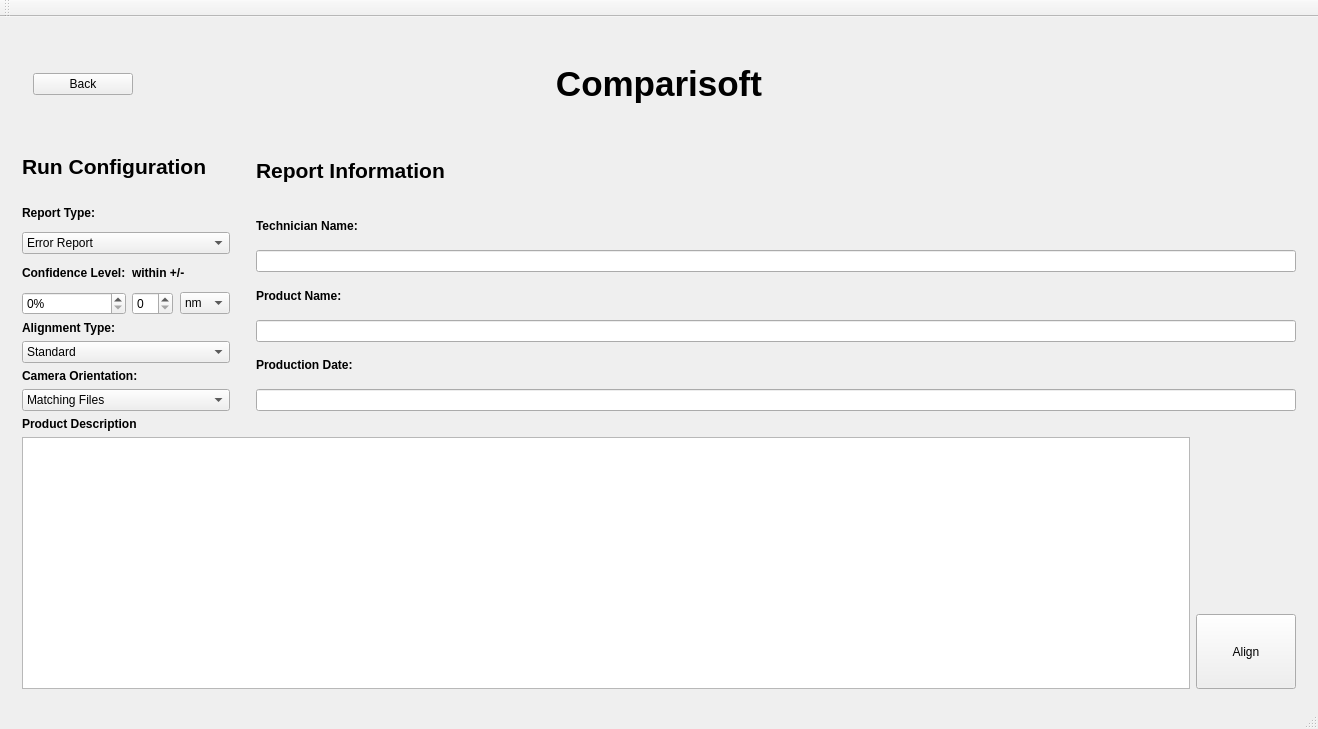
Above: Comparisoft/QT/Comparisoft/mainwindow.ui from kseaman/Capstone3DModelling before the change. Below: the same form after it.
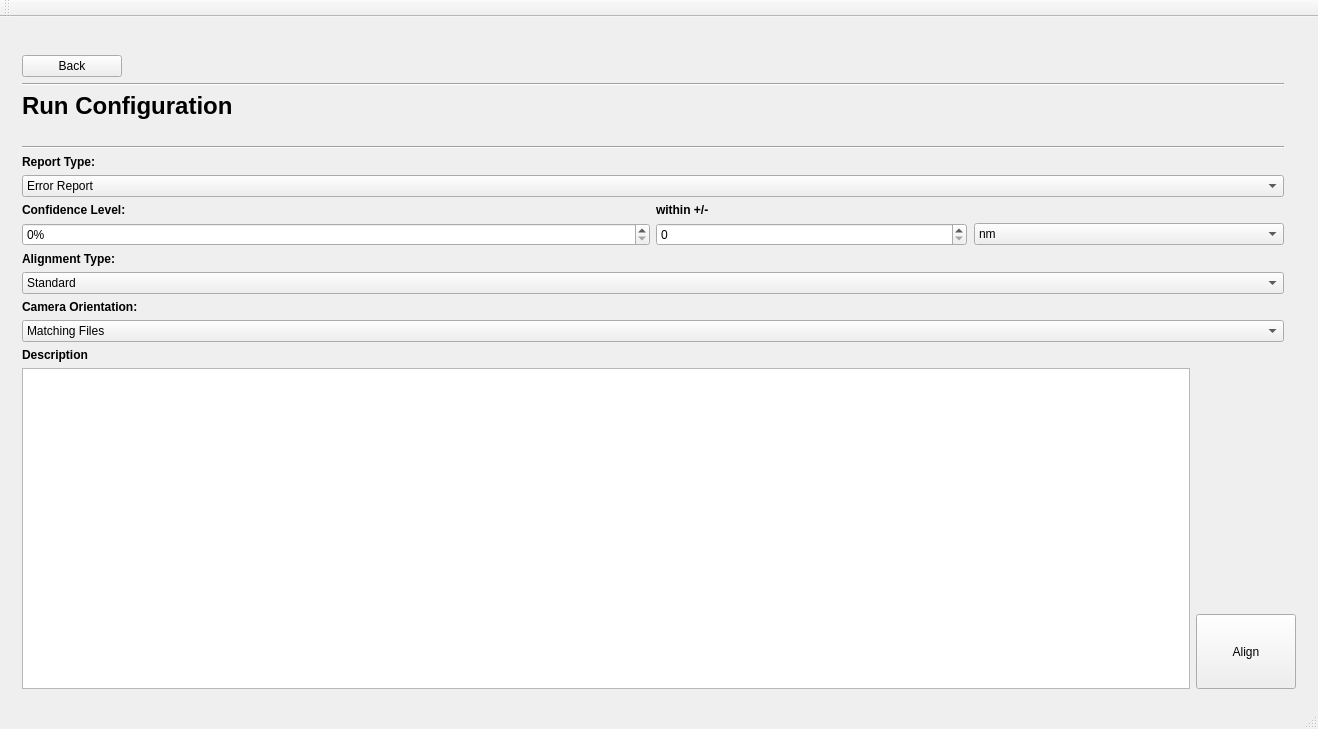
That is the form after the change. The open tabs and pages were chosen to show the change. Icons and pictures are not drawn.

Commit message: Implement UI and aesthetic changes

The edit to the form file:
```diff
--- a/Comparisoft/QT/Comparisoft/mainwindow.ui
+++ b/Comparisoft/QT/Comparisoft/mainwindow.ui
@@ -28,6 +28,8 @@
      <number>7</number>
     </property>
     <item>
+     <layout class="QHBoxLayout" name="horizontalLayout_4">
+      <item>
      <widget class="QStackedWidget" name="View_Holder">
       <property name="minimumSize">
        <size>
@@ -36,7 +38,7 @@
        </size>
       </property>
       <property name="currentIndex">
-       <number>0</number>
+         <number>1</number>
       </property>
       <widget class="QWidget" name="Main_Page">
        <property name="enabled">
@@ -52,43 +54,18 @@
            </size>
           </property>
           <layout class="QVBoxLayout" name="verticalLayout_14">
+             <item alignment="Qt::AlignHCenter|Qt::AlignTop">
+              <widget class="QLabel" name="label_18">
+               <property name="text">
+                <string>&lt;html&gt;&lt;head/&gt;&lt;body&gt;&lt;p&gt;&lt;img src=&quot;:/new/prefix1/mainlogo.png&quot;/&gt;&lt;/p&gt;&lt;/body&gt;&lt;/html&gt;</string>
+               </property>
+              </widget>
+             </item>
            <item>
             <layout class="QHBoxLayout" name="horizontalLayout_6">
              <property name="sizeConstraint">
               <enum>QLayout::SetMinimumSize</enum>
              </property>
-             <item>
-              <widget class="QWidget" name="widget_4" native="true"/>
-             </item>
-             <item>
-              <widget class="QLabel" name="Banner">
-               <property name="maximumSize">
-                <size>
-                 <width>16777215</width>
-                 <height>50</height>
-                </size>
-               </property>
-               <property name="text">
-                <string>&lt;html&gt;&lt;head/&gt;&lt;body&gt;&lt;p&gt;&lt;span style=&quot; font-size:26pt; font-weight:600; color:#112214;&quot;&gt;Comparisoft&lt;/span&gt;&lt;/p&gt;&lt;/body&gt;&lt;/html&gt;</string>
-               </property>
-               <property name="textFormat">
-                <enum>Qt::RichText</enum>
-               </property>
-               <property name="alignment">
-                <set>Qt::AlignCenter</set>
-               </property>
-              </widget>
-             </item>
-             <item>
-              <widget class="QWidget" name="widget_5" native="true">
-               <property name="minimumSize">
-                <size>
-                 <width>0</width>
-                 <height>76</height>
-                </size>
-               </property>
-              </widget>
-             </item>
             </layout>
            </item>
           </layout>
@@ -96,6 +73,13 @@
         </item>
         <item>
          <layout class="QVBoxLayout" name="verticalLayout_2">
+            <item>
+             <widget class="Line" name="line_4">
+              <property name="orientation">
+               <enum>Qt::Horizontal</enum>
+              </property>
+             </widget>
+            </item>
           <item>
            <layout class="QVBoxLayout" name="verticalLayout_5">
             <item>
@@ -163,38 +147,6 @@
                 </item>
                </layout>
               </item>
-              <item>
-               <layout class="QVBoxLayout" name="verticalLayout_4">
-                <item>
-                 <layout class="QHBoxLayout" name="horizontalLayout_4">
-                  <item>
-                   <widget class="QLabel" name="label_2">
-                    <property name="text">
-                     <string>Attempt:</string>
-                    </property>
-                   </widget>
-                  </item>
-                  <item>
-                   <widget class="QLineEdit" name="Source_Attempt"/>
-                  </item>
-                 </layout>
-                </item>
-                <item>
-                 <layout class="QHBoxLayout" name="horizontalLayout_5">
-                  <item>
-                   <widget class="QLabel" name="label_3">
-                    <property name="text">
-                     <string>Attempt:</string>
-                    </property>
-                   </widget>
-                  </item>
-                  <item>
-                   <widget class="QLineEdit" name="Target_Attempt"/>
-                  </item>
-                 </layout>
-                </item>
-               </layout>
-              </item>
              </layout>
             </item>
            </layout>
@@ -215,6 +167,16 @@
              <layout class="QHBoxLayout" name="horizontalLayout_7">
               <item>
                <layout class="QVBoxLayout" name="verticalLayout_7">
+                  <item>
+                   <widget class="QLabel" name="label_2">
+                    <property name="text">
+                     <string>&lt;html&gt;&lt;head/&gt;&lt;body&gt;&lt;p&gt;&lt;span style=&quot; font-weight:600;&quot;&gt;Technician Name:&lt;/span&gt;&lt;/p&gt;&lt;/body&gt;&lt;/html&gt;</string>
+                    </property>
+                   </widget>
+                  </item>
+                  <item>
+                   <widget class="QLineEdit" name="Technician_Name"/>
+                  </item>
                 <item>
                  <widget class="QLabel" name="label_4">
                   <property name="text">
@@ -245,7 +207,7 @@
               </item>
               <item>
                <layout class="QVBoxLayout" name="verticalLayout_6">
-                <item>
+                  <item alignment="Qt::AlignBottom">
                  <widget class="QLabel" name="label_5">
                   <property name="text">
                    <string>&lt;html&gt;&lt;head/&gt;&lt;body&gt;&lt;p&gt;&lt;span style=&quot; font-weight:600;&quot;&gt;Patient Name:&lt;/span&gt;&lt;/p&gt;&lt;/body&gt;&lt;/html&gt;</string>
@@ -275,25 +237,25 @@
                 </item>
                 <item>
                  <layout class="QHBoxLayout" name="horizontalLayout_22">
-                  <item>
-                   <widget class="QWidget" name="widget_9" native="true">
-                    <property name="minimumSize">
-                     <size>
-                      <width>0</width>
-                      <height>28</height>
-                     </size>
-                    </property>
-                    <property name="maximumSize">
-                     <size>
-                      <width>0</width>
-                      <height>28</height>
-                     </size>
-                    </property>
-                   </widget>
-                  </item>
                   <item>
                    <widget class="QLineEdit" name="File_Description"/>
                   </item>
+                    <item>
+                     <widget class="QWidget" name="widget_9" native="true">
+                      <property name="minimumSize">
+                       <size>
+                        <width>0</width>
+                        <height>28</height>
+                       </size>
+                      </property>
+                      <property name="maximumSize">
+                       <size>
+                        <width>0</width>
+                        <height>28</height>
+                       </size>
+                      </property>
+                     </widget>
+                    </item>
                  </layout>
                 </item>
                </layout>
@@ -386,22 +348,8 @@
        </layout>
       </widget>
       <widget class="QWidget" name="Config_Page">
-       <layout class="QVBoxLayout" name="verticalLayout_15">
-        <item>
-         <widget class="QWidget" name="widget_3" native="true">
-          <property name="maximumSize">
-           <size>
-            <width>16777215</width>
-            <height>100</height>
-           </size>
-          </property>
-          <layout class="QVBoxLayout" name="verticalLayout_16">
-           <item>
-            <layout class="QHBoxLayout" name="horizontalLayout_10">
-             <property name="sizeConstraint">
-              <enum>QLayout::SetMinimumSize</enum>
-             </property>
-             <item>
+         <layout class="QGridLayout" name="gridLayout_2">
+          <item row="1" column="0">
               <widget class="QPushButton" name="ReturnToMainPage">
                <property name="maximumSize">
                 <size>
@@ -414,66 +362,107 @@
                </property>
               </widget>
              </item>
+          <item row="5" column="0" colspan="3">
+           <layout class="QVBoxLayout" name="verticalLayout_19">
              <item>
-              <widget class="QWidget" name="widget_6" native="true"/>
-             </item>
+             <layout class="QHBoxLayout" name="horizontalLayout_18">
              <item>
-              <widget class="QLabel" name="Banner_2">
-               <property name="maximumSize">
-                <size>
-                 <width>16777215</width>
-                 <height>50</height>
-                </size>
-               </property>
+               <layout class="QVBoxLayout" name="verticalLayout_32">
+                <item>
+                 <widget class="QLabel" name="label_20">
                <property name="text">
-                <string>&lt;html&gt;&lt;head/&gt;&lt;body&gt;&lt;p&gt;&lt;span style=&quot; font-size:26pt; font-weight:600; color:#000000;&quot;&gt;Comparisoft&lt;/span&gt;&lt;/p&gt;&lt;/body&gt;&lt;/html&gt;</string>
-               </property>
-               <property name="textFormat">
-                <enum>Qt::RichText</enum>
-               </property>
-               <property name="alignment">
-                <set>Qt::AlignCenter</set>
+                   <string>&lt;html&gt;&lt;head/&gt;&lt;body&gt;&lt;p&gt;&lt;span style=&quot; font-weight:600;&quot;&gt;Description&lt;/span&gt;&lt;/p&gt;&lt;/body&gt;&lt;/html&gt;</string>
                </property>
               </widget>
              </item>
              <item>
-              <widget class="QWidget" name="widget_7" native="true">
+                 <widget class="QTextEdit" name="Product_Description"/>
+                </item>
+               </layout>
+              </item>
+              <item>
+               <layout class="QVBoxLayout" name="verticalLayout_33">
+                <item>
+                 <spacer name="verticalSpacer_5">
+                  <property name="orientation">
+                   <enum>Qt::Vertical</enum>
+                  </property>
+                  <property name="sizeHint" stdset="0">
+                   <size>
+                    <width>20</width>
+                    <height>40</height>
+                   </size>
+                  </property>
+                 </spacer>
+                </item>
+                <item>
+                 <widget class="QPushButton" name="RunVTK">
                <property name="minimumSize">
                 <size>
-                 <width>0</width>
-                 <height>76</height>
-                </size>
-               </property>
-              </widget>
-             </item>
-             <item>
-              <widget class="QWidget" name="widget_2" native="true">
-               <property name="maximumSize">
-                <size>
                  <width>100</width>
+                    <height>75</height>
+                   </size>
+                  </property>
+                  <property name="maximumSize">
+                   <size>
+                    <width>200</width>
                  <height>16777215</height>
                 </size>
                </property>
+                  <property name="layoutDirection">
+                   <enum>Qt::LeftToRight</enum>
+                  </property>
+                  <property name="text">
+                   <string>Align</string>
+                  </property>
               </widget>
              </item>
             </layout>
            </item>
           </layout>
-         </widget>
-        </item>
-        <item>
+            </item>
+           </layout>
+          </item>
+          <item row="4" column="0">
          <layout class="QHBoxLayout" name="horizontalLayout_11">
           <item>
            <layout class="QVBoxLayout" name="verticalLayout_17">
             <item>
+               <widget class="Line" name="line_2">
+                <property name="orientation">
+                 <enum>Qt::Horizontal</enum>
+                </property>
+               </widget>
+              </item>
+              <item alignment="Qt::AlignVCenter">
              <widget class="QLabel" name="label_15">
               <property name="text">
-               <string>&lt;html&gt;&lt;head/&gt;&lt;body&gt;&lt;p&gt;&lt;span style=&quot; font-size:16pt; font-weight:600;&quot;&gt;Run Configuration&lt;/span&gt;&lt;/p&gt;&lt;/body&gt;&lt;/html&gt;</string>
+                 <string>&lt;html&gt;&lt;head/&gt;&lt;body&gt;&lt;p&gt;&lt;span style=&quot; font-size:18pt; font-weight:600;&quot;&gt;Run Configuration&lt;/span&gt;&lt;/p&gt;&lt;/body&gt;&lt;/html&gt;</string>
               </property>
              </widget>
             </item>
             <item>
              <layout class="QVBoxLayout" name="verticalLayout_20">
+                <item>
+                 <spacer name="horizontalSpacer">
+                  <property name="orientation">
+                   <enum>Qt::Horizontal</enum>
+                  </property>
+                  <property name="sizeHint" stdset="0">
+                   <size>
+                    <width>40</width>
+                    <height>20</height>
+                   </size>
+                  </property>
+                 </spacer>
+                </item>
+                <item>
+                 <widget class="Line" name="line_3">
+                  <property name="orientation">
+                   <enum>Qt::Horizontal</enum>
+                  </property>
+                 </widget>
+                </item>
               <item>
                <widget class="QLabel" name="label">
                 <property name="text">
@@ -585,7 +574,7 @@
                     </item>
                     <item>
                      <property name="text">
-                      <string>Quick</string>
+                        <string>Bounding-Box</string>
                      </property>
                     </item>
                    </widget>
@@ -625,144 +614,23 @@
             </item>
            </layout>
           </item>
-          <item>
-           <spacer name="verticalSpacer">
-            <property name="orientation">
-             <enum>Qt::Vertical</enum>
-            </property>
-            <property name="sizeHint" stdset="0">
-             <size>
-              <width>20</width>
-              <height>40</height>
-             </size>
-            </property>
-           </spacer>
-          </item>
-          <item>
-           <layout class="QVBoxLayout" name="verticalLayout_18">
-            <item>
-             <widget class="QLabel" name="label_16">
-              <property name="minimumSize">
-               <size>
-                <width>0</width>
-                <height>0</height>
-               </size>
-              </property>
-              <property name="text">
-               <string>&lt;html&gt;&lt;head/&gt;&lt;body&gt;&lt;p&gt;&lt;span style=&quot; font-size:16pt; font-weight:600;&quot;&gt;Report Information&lt;/span&gt;&lt;/p&gt;&lt;/body&gt;&lt;/html&gt;</string>
-              </property>
-             </widget>
-            </item>
-            <item>
-             <layout class="QVBoxLayout" name="verticalLayout_24">
-              <item>
-               <widget class="QLabel" name="label_12">
-                <property name="text">
-                 <string>&lt;b&gt;Technician Name:&lt;/b&gt;</string>
-                </property>
-               </widget>
-              </item>
-              <item>
-               <widget class="QLineEdit" name="Technician_Name"/>
-              </item>
-             </layout>
-            </item>
-            <item>
-             <layout class="QVBoxLayout" name="verticalLayout_25">
-              <item>
-               <widget class="QLabel" name="label_13">
-                <property name="text">
-                 <string>&lt;html&gt;&lt;head/&gt;&lt;body&gt;&lt;p&gt;&lt;span style=&quot; font-weight:600;&quot;&gt;Product Name:&lt;/span&gt;&lt;/p&gt;&lt;/body&gt;&lt;/html&gt;</string>
-                </property>
-               </widget>
-              </item>
-              <item>
-               <widget class="QLineEdit" name="Product_Name"/>
-              </item>
-             </layout>
-            </item>
-            <item>
-             <layout class="QVBoxLayout" name="verticalLayout_26">
-              <item>
-               <widget class="QLabel" name="label_14">
+           </layout>
+          </item>
+          <item row="0" column="0" alignment="Qt::AlignHCenter">
+           <widget class="QLabel" name="label_3">
+            <property name="enabled">
+             <bool>true</bool>
+            </property>
                 <property name="text">
-                 <string>&lt;b&gt;Production Date:&lt;/b&gt;</string>
+             <string>&lt;html&gt;&lt;head/&gt;&lt;body&gt;&lt;p&gt;&lt;img src=&quot;:/new/prefix1/mainlogo.png&quot;/&gt;&lt;/p&gt;&lt;/body&gt;&lt;/html&gt;</string>
                 </property>
                </widget>
               </item>
-              <item>
-               <widget class="QLineEdit" name="Production_Date"/>
-              </item>
-             </layout>
-            </item>
-           </layout>
-          </item>
-         </layout>
-        </item>
-        <item>
-         <layout class="QVBoxLayout" name="verticalLayout_19">
-          <item>
-           <layout class="QHBoxLayout" name="horizontalLayout_18">
-            <item>
-             <layout class="QVBoxLayout" name="verticalLayout_32">
-              <item>
-               <widget class="QLabel" name="label_20">
-                <property name="text">
-                 <string>&lt;b&gt;Product Description&lt;/b&gt;</string>
-                </property>
-               </widget>
-              </item>
-              <item>
-               <widget class="QTextEdit" name="Product_Description"/>
-              </item>
-             </layout>
-            </item>
-            <item>
-             <layout class="QVBoxLayout" name="verticalLayout_33">
-              <item>
-               <spacer name="verticalSpacer_5">
-                <property name="orientation">
-                 <enum>Qt::Vertical</enum>
-                </property>
-                <property name="sizeHint" stdset="0">
-                 <size>
-                  <width>20</width>
-                  <height>40</height>
-                 </size>
-                </property>
-               </spacer>
-              </item>
-              <item>
-               <widget class="QPushButton" name="RunVTK">
-                <property name="minimumSize">
-                 <size>
-                  <width>100</width>
-                  <height>75</height>
-                 </size>
-                </property>
-                <property name="maximumSize">
-                 <size>
-                  <width>200</width>
-                  <height>16777215</height>
-                 </size>
-                </property>
-                <property name="layoutDirection">
-                 <enum>Qt::LeftToRight</enum>
-                </property>
-                <property name="text">
-                 <string>Align</string>
-                </property>
+         </layout>
+        </widget>
                </widget>
               </item>
              </layout>
-            </item>
-           </layout>
-          </item>
-         </layout>
-        </item>
-       </layout>
-      </widget>
-     </widget>
     </item>
    </layout>
   </widget>
@@ -772,7 +640,7 @@
      <x>0</x>
      <y>0</y>
      <width>1318</width>
-     <height>26</height>
+     <height>22</height>
     </rect>
    </property>
   </widget>
```
Lines whose indentation alone changed are shown as unchanged. The commit also changes 7 other files.
